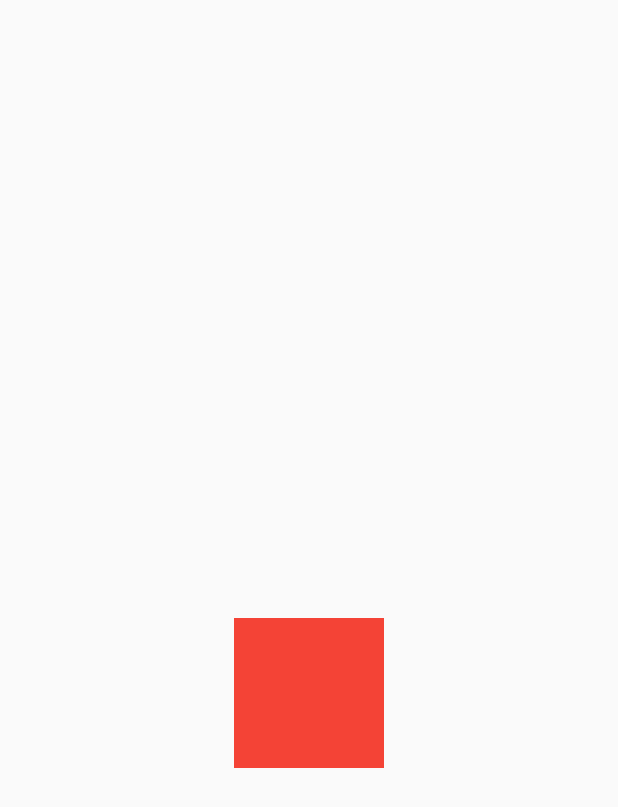
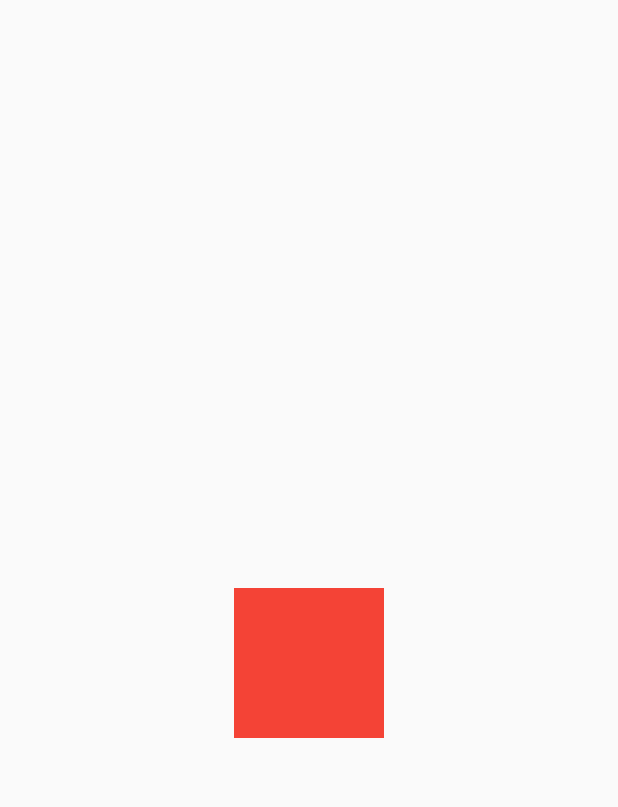
Before and after one commit to PrabeshPP/custom_painter_flutter, a Flutter app: the screen it shows after launch, on a phone screen of 412 x 824 dp. Shown: the top 807 px of the screen. Run offline on Flutter 3.47's test engine with Material 2 defaults, Android fonts, the phone set to English and light mode, and no system bars; missing offline and left inert: dart:ffi.

Commit message:
Deribble chalamge half completed

```diff
--- a/lib/Design1.2/mainpage2.dart
+++ b/lib/Design1.2/mainpage2.dart
@@ -13,10 +13,9 @@ class _LoginPageState extends State<LoginPage>
   late Animation<double> animation;
   @override
   void initState() {
-    controller =
-        AnimationController(vsync: this, duration: const Duration(seconds: 500));
-    animation = Tween<double>(begin: 50.0, end: 50.0).animate(controller)
-        ;
+    controller = AnimationController(
+        vsync: this, duration: const Duration(milliseconds: 500));
+    animation = Tween<double>(begin: 0, end: 30).animate(controller);
     animation.addListener(() {
       setState(() {});
     });
@@ -45,10 +44,8 @@ class _LoginPageState extends State<LoginPage>
             mainAxisAlignment: MainAxisAlignment.center,
             children: [
               Transform.translate(
-
-                offset:Offset(0,animation.value) ,
+                offset: Offset(0, animation.value),
                 child: Container(
-                  alignment: Alignment(0, animation.value),
                   height: 100,
                   width: 100,
                   color: Colors.red,
```
